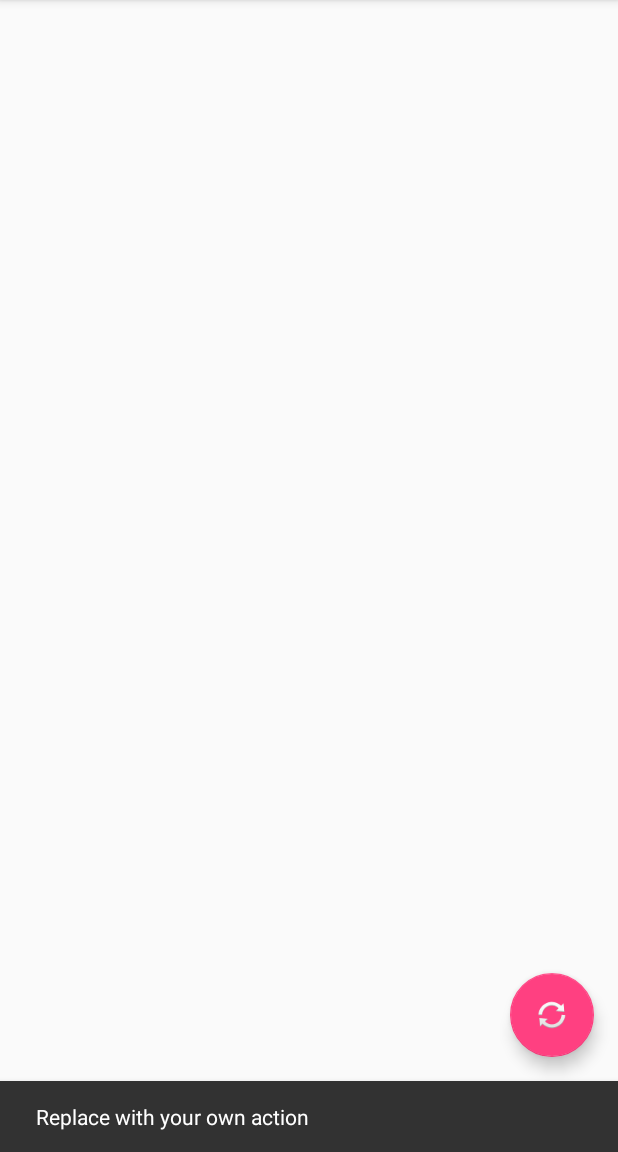
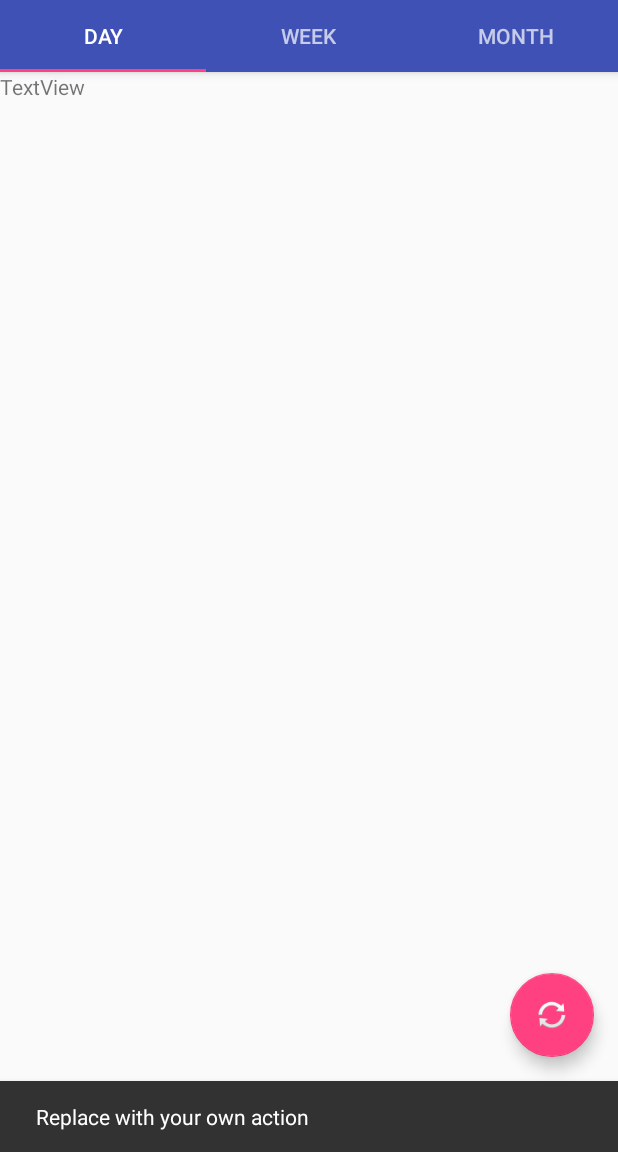
Before and after one commit to louismanson/Katherine, an Android app: the screen it shows after launch (MainActivity), after a tap on an icon or button, on a phone screen of 412 x 824 dp, the part 84-1236 px from its top. Run offline under Robolectric (Android 15) with nearby library versions, the phone set to English and light mode, and no system bars.

Commit message:
add tabs and viewpager

```diff
--- a/app/src/main/java/com/codelouis/katherine/DataFragment.kt
+++ b/app/src/main/java/com/codelouis/katherine/DataFragment.kt
@@ -19,7 +19,7 @@ import org.json.JSONObject
  */
 class DataFragment : Fragment() {
 
-    private val TAG = DataFragment::class.simpleName
+    private val TAG = DataFragment::class.java.simpleName
 
     private val ARG_SECTION_NUMBER = "section_number"
 
@@ -44,9 +44,12 @@ class DataFragment : Fragment() {
         return fragment
     }
 
-    override fun onCreateView(inflater: LayoutInflater, container: ViewGroup?,
-                              savedInstanceState: Bundle?): View? {
-        return inflater.inflate(R.layout.fragment_datafragment, container, false)
+    override fun onCreateView(inflater: LayoutInflater, container: ViewGroup?, savedInstanceState: Bundle?): View? {
+
+        var rootView = inflater.inflate(R.layout.fragment_datafragment, container, false)
+        //var textView = rootView.findViewById<>()
+
+        return rootView
     }
 
     /**
--- a/app/src/main/java/com/codelouis/katherine/MainActivity.kt
+++ b/app/src/main/java/com/codelouis/katherine/MainActivity.kt
@@ -1,7 +1,6 @@
 package com.codelouis.katherine
 
-import android.app.ProgressDialog
-import android.os.AsyncTask
+
 import android.os.Bundle
 import android.support.design.widget.Snackbar
 import android.support.design.widget.NavigationView
@@ -16,13 +15,9 @@ import android.support.v7.app.AppCompatActivity
 import android.util.Log
 import android.view.Menu
 import android.view.MenuItem
-import android.widget.ListView
-import android.widget.SimpleAdapter
-import android.widget.Toast
 import kotlinx.android.synthetic.main.activity_main.*
 import kotlinx.android.synthetic.main.app_bar_main.*
-import org.json.JSONException
-import org.json.JSONObject
+
 
 /**
  * Created by Luis Hernandez on 26/April/2018
@@ -54,6 +49,16 @@ class MainActivity : AppCompatActivity(), NavigationView.OnNavigationItemSelecte
 
         nav_view.setNavigationItemSelectedListener(this)
 
+        // Create the adapter that will return a fragment for each of the three
+        // primary sections of the activity.
+        mSectionsPagerAdapter = SectionsPagerAdapter(supportFragmentManager)
+
+        // Set up the ViewPager with the sections adapter.
+        mViewPager = findViewById(R.id.container) as ViewPager
+        mViewPager?.setAdapter(mSectionsPagerAdapter)
+
+        tabLayout = findViewById(R.id.tabs) as TabLayout
+        tabLayout?.setupWithViewPager(mViewPager)
 
 
         Log.d(TAG, "hola  " )
@@ -111,7 +116,6 @@ class MainActivity : AppCompatActivity(), NavigationView.OnNavigationItemSelecte
     }
 
 
-
     inner class SectionsPagerAdapter(fm: FragmentManager?) : FragmentPagerAdapter(fm) {
         override fun getItem(position: Int): Fragment {
             return DataFragment().newInstance(position+1)
--- a/app/src/main/res/layout/app_bar_main.xml
+++ b/app/src/main/res/layout/app_bar_main.xml
@@ -18,9 +18,23 @@
             android:background="?attr/colorPrimary"
             app:popupTheme="@style/AppTheme.PopupOverlay" />
 
+        <android.support.design.widget.TabLayout
+            android:id="@+id/tabs"
+            android:layout_width="match_parent"
+            android:layout_height="wrap_content"
+            app:tabMode="fixed"
+            app:tabGravity="fill"/>
+
     </android.support.design.widget.AppBarLayout>
 
-    <include layout="@layout/content_main" />
+    <!--include layout="@layout/content_main" /-->
+
+    <android.support.v4.view.ViewPager
+        android:id="@+id/container"
+        android:layout_width="match_parent"
+        android:layout_height="match_parent"
+        app:layout_behavior="@string/appbar_scrolling_view_behavior" />
+
 
     <android.support.design.widget.FloatingActionButton
         android:id="@+id/fab"
--- a/app/src/main/res/layout/fragment_datafragment.xml
+++ b/app/src/main/res/layout/fragment_datafragment.xml
@@ -9,4 +9,13 @@
         android:id="@+id/list"
         android:layout_width="fill_parent"
         android:layout_height="wrap_content" />
+
+    <TextView
+        android:id="@+id/textView2"
+        android:layout_width="wrap_content"
+        android:layout_height="wrap_content"
+        android:layout_alignParentStart="true"
+        android:layout_alignParentTop="true"
+        android:text="TextView" />
+
 </RelativeLayout>
```
